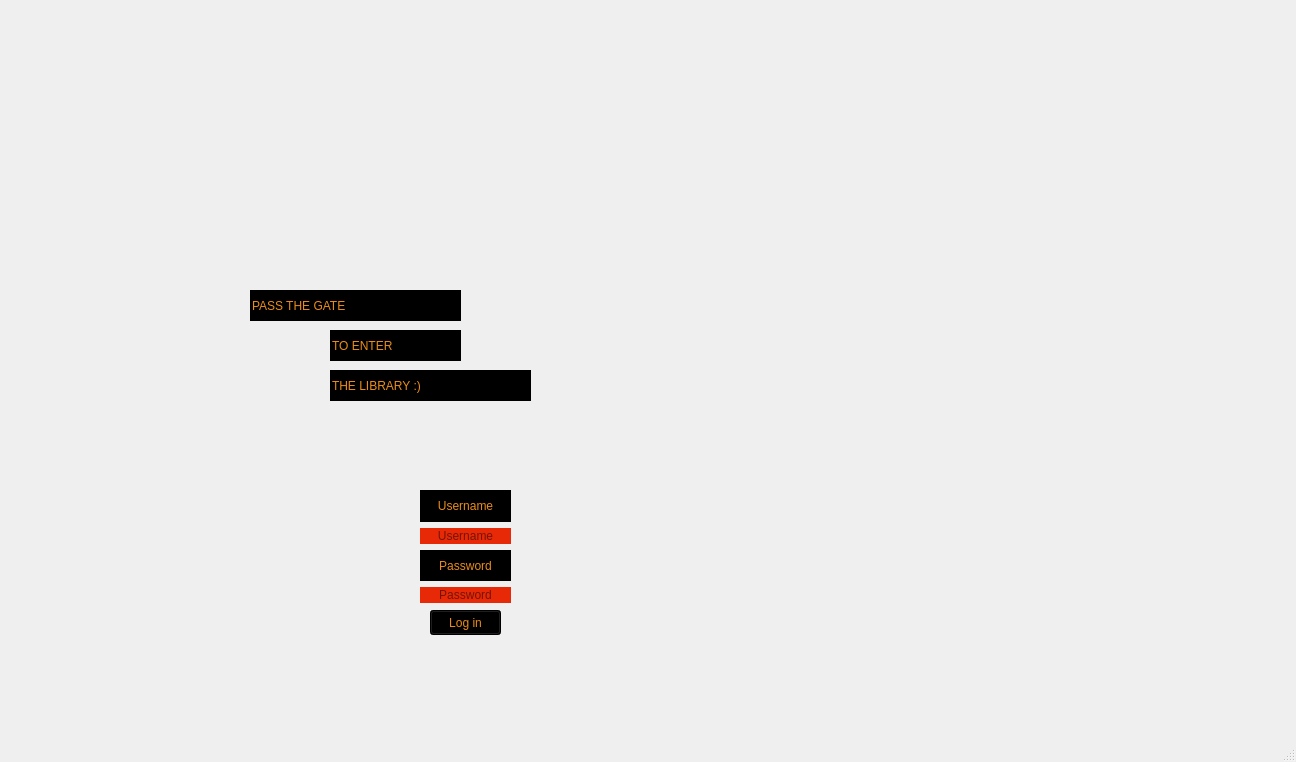
Above: log_in.ui from audrina-ebrahimi/Library before the change. Below: the same form after it.
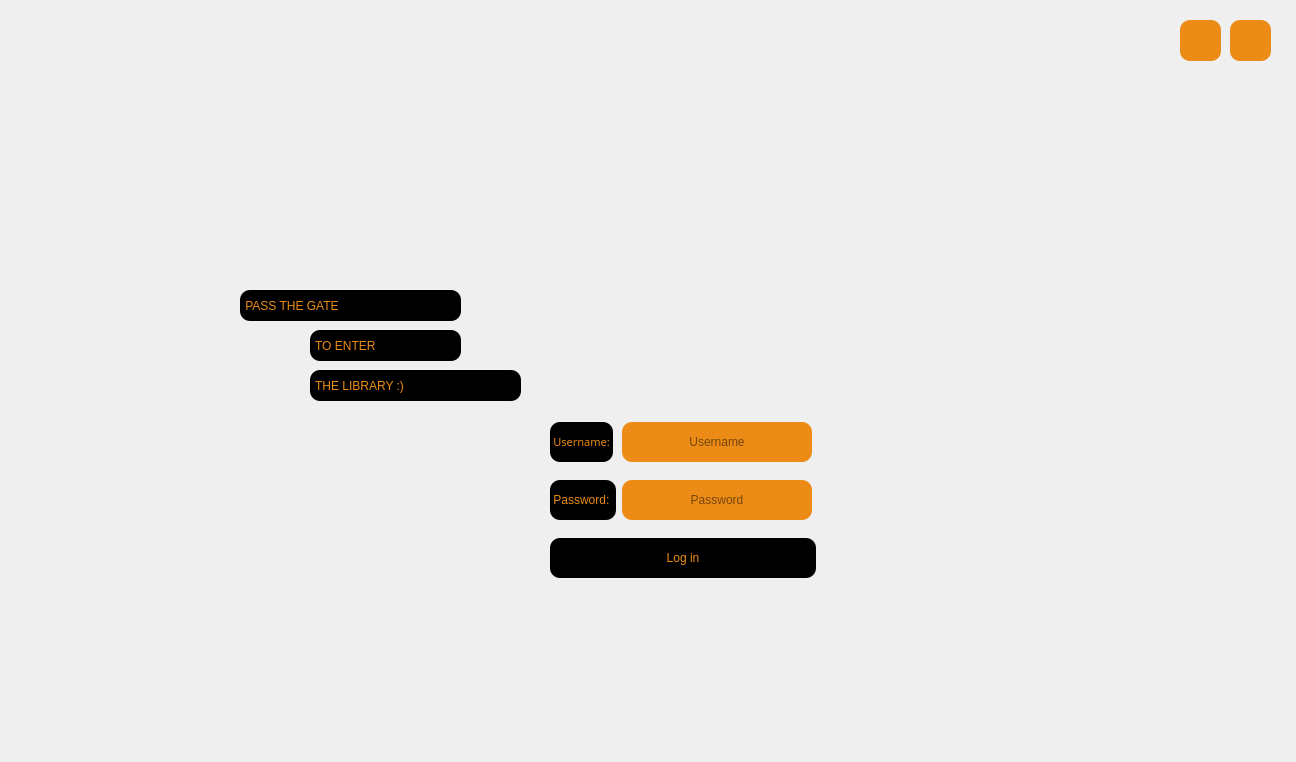
That is the form after the change. Icons and pictures are not drawn.

Commit message: Made some changes to improve forms

```diff
--- a/log_in.ui
+++ b/log_in.ui
@@ -2,6 +2,9 @@
 <ui version="4.0">
  <class>log_in</class>
  <widget class="QMainWindow" name="log_in">
+  <property name="enabled">
+   <bool>true</bool>
+  </property>
   <property name="geometry">
    <rect>
     <x>0</x>
@@ -28,23 +31,68 @@
   <property name="toolTip">
    <string/>
   </property>
+  <property name="styleSheet">
+   <string notr="true">#centralwidget
+{
+	border-image: url(:/new/photos/gates.jpg);
+}
+QPushButton
+{
+font: 75 8pt &quot;Mj_Parand&quot;;
+background-color: rgb(0, 0, 0);
+border-radius: 10px ;
+color: rgb(236, 140, 23);
+}
+QPushButton#closeButton
+{
+font: 75 8pt &quot;Mj_Parand&quot;;
+	background-color: rgb(236, 140, 23);
+border-radius: 10px ;
+color: rgb(236, 140, 23);
+}
+QPushButton#menuButton
+{
+font: 75 8pt &quot;Mj_Parand&quot;;
+	background-color: rgb(236, 140, 23);
+border-radius: 10px ;
+color: rgb(236, 140, 23);
+}
+QPushButton:hover 
+{ 
+color: white 
+}
+QPushButton:hover#closeButton
+{ 
+	background-color: rgb(199, 28, 10);
+}
+QPushButton:hover#menuButton
+{ 
+	background-color: rgb(199, 28, 10);
+}
+
+</string>
+  </property>
   <widget class="QWidget" name="centralwidget">
+   <property name="styleSheet">
+    <string notr="true"/>
+   </property>
    <widget class="QLineEdit" name="lineEdit">
     <property name="geometry">
      <rect>
-      <x>250</x>
+      <x>240</x>
       <y>290</y>
-      <width>211</width>
+      <width>221</width>
       <height>31</height>
      </rect>
     </property>
     <property name="styleSheet">
      <string notr="true">color: rgb(236, 140, 23);
-background-color: rgb(0, 0, 0);
-font: 12pt &quot;Snap ITC&quot;;</string>
+background-color:rgb(0, 0, 0) ;
+font: 12pt &quot;Snap ITC&quot;;
+border-radius: 10px ;</string>
     </property>
     <property name="text">
-     <string>PASS THE GATE</string>
+     <string> PASS THE GATE </string>
     </property>
     <property name="frame">
      <bool>false</bool>
@@ -53,9 +101,9 @@
    <widget class="QLineEdit" name="lineEdit_2">
     <property name="geometry">
      <rect>
-      <x>330</x>
+      <x>310</x>
       <y>330</y>
-      <width>131</width>
+      <width>151</width>
       <height>31</height>
      </rect>
     </property>
@@ -63,10 +111,11 @@
      <string notr="true">color: rgb(236, 140, 23);
 border-color: rgb(170, 0, 0);
 background-color: rgb(0, 0, 0);
-font: 12pt &quot;Snap ITC&quot;;</string>
+font: 12pt &quot;Snap ITC&quot;;
+border-radius: 10px ;</string>
     </property>
     <property name="text">
-     <string>TO ENTER</string>
+     <string> TO ENTER </string>
     </property>
     <property name="frame">
      <bool>false</bool>
@@ -75,9 +124,9 @@
    <widget class="QLineEdit" name="lineEdit_3">
     <property name="geometry">
      <rect>
-      <x>330</x>
+      <x>310</x>
       <y>370</y>
-      <width>201</width>
+      <width>211</width>
       <height>31</height>
      </rect>
     </property>
@@ -85,10 +134,11 @@
      <string notr="true">color: rgb(236, 140, 23);
 border-color: rgb(170, 0, 0);
 background-color: rgb(0, 0, 0);
-font: 12pt &quot;Snap ITC&quot;;</string>
+font: 12pt &quot;Snap ITC&quot;;
+border-radius: 10px ;</string>
     </property>
     <property name="text">
-     <string>THE LIBRARY :)</string>
+     <string> THE LIBRARY :)</string>
     </property>
     <property name="frame">
      <bool>false</bool>
@@ -97,36 +147,71 @@
    <widget class="QWidget" name="verticalLayoutWidget">
     <property name="geometry">
      <rect>
-      <x>420</x>
-      <y>490</y>
-      <width>91</width>
-      <height>113</height>
+      <x>550</x>
+      <y>410</y>
+      <width>271</width>
+      <height>181</height>
      </rect>
     </property>
-    <layout class="QVBoxLayout" name="verticalLayout">
-     <item>
+    <layout class="QFormLayout" name="formLayout">
+     <item row="0" column="0">
       <widget class="QLabel" name="label_name">
+       <property name="sizePolicy">
+        <sizepolicy hsizetype="Fixed" vsizetype="Fixed">
+         <horstretch>200</horstretch>
+         <verstretch>200</verstretch>
+        </sizepolicy>
+       </property>
+       <property name="minimumSize">
+        <size>
+         <width>60</width>
+         <height>40</height>
+        </size>
+       </property>
+       <property name="font">
+        <font>
+         <family>Mj_Parand</family>
+         <pointsize>8</pointsize>
+         <weight>9</weight>
+         <italic>false</italic>
+         <bold>false</bold>
+        </font>
+       </property>
        <property name="styleSheet">
         <string notr="true">font: 75 8pt &quot;Mj_Parand&quot;;
 background-color: rgb(0, 0, 0);
-color: rgb(236, 140, 23);</string>
+color: rgb(236, 140, 23);
+border-radius: 10px ;</string>
        </property>
        <property name="text">
-        <string>Username</string>
+        <string> Username: </string>
        </property>
        <property name="alignment">
         <set>Qt::AlignCenter</set>
        </property>
       </widget>
      </item>
-     <item>
+     <item row="0" column="1">
       <widget class="QLineEdit" name="lineEdit_name">
+       <property name="sizePolicy">
+        <sizepolicy hsizetype="Fixed" vsizetype="Fixed">
+         <horstretch>0</horstretch>
+         <verstretch>0</verstretch>
+        </sizepolicy>
+       </property>
+       <property name="minimumSize">
+        <size>
+         <width>190</width>
+         <height>40</height>
+        </size>
+       </property>
        <property name="toolTip">
         <string>Username</string>
        </property>
        <property name="styleSheet">
         <string notr="true">font: 75 8pt &quot;Segoe UI&quot;;
-background-color: rgb(231, 41, 7);
+background-color: rgb(236, 140, 23);
+border-radius: 10px ;
 color: rgb(0, 0, 0);</string>
        </property>
        <property name="frame">
@@ -140,30 +225,51 @@
        </property>
       </widget>
      </item>
-     <item>
+     <item row="1" column="0">
       <widget class="QLabel" name="label_pass">
+       <property name="minimumSize">
+        <size>
+         <width>60</width>
+         <height>40</height>
+        </size>
+       </property>
        <property name="styleSheet">
         <string notr="true">font: 75 8pt &quot;Mj_Parand&quot;;
 background-color: rgb(0, 0, 0);
-color: rgb(236, 140, 23);</string>
+color: rgb(236, 140, 23);
+
+border-radius: 10px ;</string>
        </property>
        <property name="text">
-        <string>Password</string>
+        <string> Password:  </string>
        </property>
        <property name="alignment">
         <set>Qt::AlignCenter</set>
        </property>
       </widget>
      </item>
-     <item>
+     <item row="1" column="1">
       <widget class="QLineEdit" name="lineEdit_pass">
+       <property name="sizePolicy">
+        <sizepolicy hsizetype="Fixed" vsizetype="Fixed">
+         <horstretch>0</horstretch>
+         <verstretch>0</verstretch>
+        </sizepolicy>
+       </property>
+       <property name="minimumSize">
+        <size>
+         <width>190</width>
+         <height>40</height>
+        </size>
+       </property>
        <property name="toolTip">
         <string>Password</string>
        </property>
        <property name="styleSheet">
         <string notr="true">font: 75 8pt &quot;Segoe UI&quot;;
 color: rgb(0, 0, 0);
-background-color: rgb(231, 41, 7);</string>
+background-color: rgb(236, 140, 23);
+border-radius: 10px ;</string>
        </property>
        <property name="frame">
         <bool>false</bool>
@@ -179,27 +285,104 @@
        </property>
       </widget>
      </item>
+     <item row="2" column="0" colspan="2">
+      <widget class="QPushButton" name="log_in_Button">
+       <property name="enabled">
+        <bool>true</bool>
+       </property>
+       <property name="sizePolicy">
+        <sizepolicy hsizetype="Fixed" vsizetype="Fixed">
+         <horstretch>200</horstretch>
+         <verstretch>40</verstretch>
+        </sizepolicy>
+       </property>
+       <property name="minimumSize">
+        <size>
+         <width>266</width>
+         <height>40</height>
+        </size>
+       </property>
+       <property name="cursor">
+        <cursorShape>PointingHandCursor</cursorShape>
+       </property>
+       <property name="toolTip">
+        <string>&lt;html&gt;&lt;head/&gt;&lt;body&gt;&lt;p&gt;log in&lt;/p&gt;&lt;/body&gt;&lt;/html&gt;</string>
+       </property>
+       <property name="styleSheet">
+        <string notr="true"/>
+       </property>
+       <property name="text">
+        <string>Log in</string>
+       </property>
+       <property name="checkable">
+        <bool>false</bool>
+       </property>
+       <property name="flat">
+        <bool>false</bool>
+       </property>
+      </widget>
+     </item>
     </layout>
    </widget>
-   <widget class="QPushButton" name="log_in_Button">
+   <widget class="QPushButton" name="closeButton">
     <property name="geometry">
      <rect>
-      <x>430</x>
-      <y>610</y>
-      <width>71</width>
-      <height>25</height>
+      <x>1230</x>
+      <y>20</y>
+      <width>41</width>
+      <height>41</height>
      </rect>
     </property>
     <property name="toolTip">
      <string>&lt;html&gt;&lt;head/&gt;&lt;body&gt;&lt;p&gt;log in&lt;/p&gt;&lt;/body&gt;&lt;/html&gt;</string>
     </property>
     <property name="styleSheet">
-     <string notr="true">font: 75 8pt &quot;Mj_Parand&quot;;
-background-color: rgb(0, 0, 0);
-color: rgb(236, 140, 23);</string>
+     <string notr="true"/>
     </property>
     <property name="text">
-     <string>Log in</string>
+     <string/>
+    </property>
+    <property name="icon">
+     <iconset resource="icons.qrc">
+      <normaloff>:/icons/icons/error.png</normaloff>:/icons/icons/error.png</iconset>
+    </property>
+    <property name="iconSize">
+     <size>
+      <width>30</width>
+      <height>30</height>
+     </size>
+    </property>
+   </widget>
+   <widget class="QPushButton" name="menuButton">
+    <property name="geometry">
+     <rect>
+      <x>1180</x>
+      <y>20</y>
+      <width>41</width>
+      <height>41</height>
+     </rect>
+    </property>
+    <property name="cursor">
+     <cursorShape>PointingHandCursor</cursorShape>
+    </property>
+    <property name="toolTip">
+     <string>Back to main menu</string>
+    </property>
+    <property name="styleSheet">
+     <string notr="true"/>
+    </property>
+    <property name="text">
+     <string/>
+    </property>
+    <property name="icon">
+     <iconset resource="icons.qrc">
+      <normaloff>:/icons/icons/previous.png</normaloff>:/icons/icons/previous.png</iconset>
+    </property>
+    <property name="iconSize">
+     <size>
+      <width>30</width>
+      <height>30</height>
+     </size>
     </property>
    </widget>
   </widget>
@@ -213,7 +396,6 @@
     </rect>
    </property>
   </widget>
-  <widget class="QStatusBar" name="statusbar"/>
  </widget>
  <resources/>
  <connections/>
```
Left out of the diff: 11 changed lines with no effect on the pictures. The commit also changes 11 other files.
